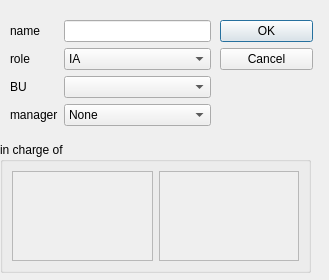
thrichert/softy, file sources/views/add_IA_Diag.ui: the form before one commit.
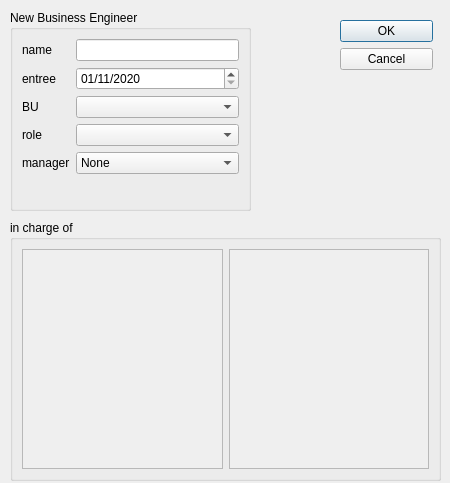
The form after the commit.

```diff
--- a/sources/views/add_IA_Diag.ui
+++ b/sources/views/add_IA_Diag.ui
@@ -6,8 +6,8 @@
    <rect>
     <x>0</x>
     <y>0</y>
-    <width>329</width>
-    <height>280</height>
+    <width>450</width>
+    <height>483</height>
    </rect>
   </property>
   <property name="minimumSize">
@@ -18,8 +18,8 @@
   </property>
   <property name="maximumSize">
    <size>
-    <width>329</width>
-    <height>300</height>
+    <width>450</width>
+    <height>500</height>
    </size>
   </property>
   <property name="windowTitle">
@@ -28,7 +28,7 @@
   <widget class="QDialogButtonBox" name="buttonBox">
    <property name="geometry">
     <rect>
-     <x>220</x>
+     <x>340</x>
      <y>20</y>
      <width>93</width>
      <height>126</height>
@@ -44,10 +44,10 @@
   <widget class="QGroupBox" name="groupBox">
    <property name="geometry">
     <rect>
-     <x>0</x>
-     <y>142</y>
-     <width>311</width>
-     <height>131</height>
+     <x>10</x>
+     <y>220</y>
+     <width>431</width>
+     <height>261</height>
     </rect>
    </property>
    <property name="title">
@@ -66,8 +66,8 @@
           <rect>
            <x>0</x>
            <y>0</y>
-           <width>137</width>
-           <height>87</height>
+           <width>197</width>
+           <height>217</height>
           </rect>
          </property>
         </widget>
@@ -83,8 +83,8 @@
           <rect>
            <x>0</x>
            <y>0</y>
-           <width>137</width>
-           <height>87</height>
+           <width>197</width>
+           <height>217</height>
           </rect>
          </property>
         </widget>
@@ -94,15 +94,20 @@
     </item>
    </layout>
   </widget>
-  <widget class="QWidget" name="">
+  <widget class="QGroupBox" name="groupBox_2">
    <property name="geometry">
     <rect>
      <x>10</x>
-     <y>20</y>
-     <width>201</width>
-     <height>111</height>
+     <y>10</y>
+     <width>241</width>
+     <height>201</height>
     </rect>
    </property>
+   <property name="title">
+    <string>New Business Engineer</string>
+   </property>
+   <layout class="QVBoxLayout" name="verticalLayout_2">
+    <item>
    <layout class="QFormLayout" name="formLayout">
     <item row="0" column="0">
      <widget class="QLabel" name="label">
@@ -112,74 +117,69 @@
      </widget>
     </item>
     <item row="0" column="1">
-     <widget class="QLineEdit" name="IA_Name"/>
-    </item>
-    <item row="1" column="0">
-     <widget class="QLabel" name="label_2">
-      <property name="text">
-       <string>role</string>
-      </property>
-     </widget>
-    </item>
-    <item row="1" column="1">
-     <widget class="QComboBox" name="IA_Role">
-      <item>
-       <property name="text">
-        <string>IA</string>
-       </property>
-      </item>
-      <item>
-       <property name="text">
-        <string>IA - Manager</string>
-       </property>
-      </item>
-      <item>
-       <property name="text">
-        <string>Manager Coach</string>
-       </property>
-      </item>
-      <item>
-       <property name="text">
-        <string>RA</string>
-       </property>
-      </item>
-      <item>
-       <property name="text">
-        <string>DA</string>
-       </property>
-      </item>
-      <item>
-       <property name="text">
-        <string>DD</string>
-       </property>
-      </item>
-     </widget>
+       <widget class="QLineEdit" name="name"/>
     </item>
     <item row="2" column="0">
-     <widget class="QLabel" name="label_3">
+       <widget class="QLabel" name="label_5">
       <property name="text">
-       <string>BU</string>
+         <string>entree</string>
       </property>
      </widget>
     </item>
     <item row="2" column="1">
-     <widget class="QComboBox" name="BU_comboBox"/>
-    </item>
-    <item row="3" column="0">
+       <widget class="QDateEdit" name="entryDate">
+        <property name="dateTime">
+         <datetime>
+          <hour>0</hour>
+          <minute>0</minute>
+          <second>0</second>
+          <year>2020</year>
+          <month>11</month>
+          <day>1</day>
+         </datetime>
+        </property>
+        <property name="displayFormat">
+         <string>dd/MM/yyyy</string>
+        </property>
+       </widget>
+      </item>
+      <item row="5" column="0">
+       <widget class="QLabel" name="label_2">
+        <property name="text">
+         <string>role</string>
+        </property>
+       </widget>
+      </item>
+      <item row="5" column="1">
+       <widget class="QComboBox" name="role"/>
+      </item>
+      <item row="7" column="0">
      <widget class="QLabel" name="label_4">
       <property name="text">
        <string>manager</string>
       </property>
      </widget>
     </item>
-    <item row="3" column="1">
-     <widget class="QComboBox" name="Manager_comboBox">
+      <item row="7" column="1">
+       <widget class="QComboBox" name="manager">
       <item>
        <property name="text">
         <string>None</string>
        </property>
       </item>
      </widget>
+      </item>
+      <item row="4" column="0">
+       <widget class="QLabel" name="label_3">
+        <property name="text">
+         <string>BU</string>
+        </property>
+       </widget>
+      </item>
+      <item row="4" column="1">
+       <widget class="QComboBox" name="BU"/>
+      </item>
+     </layout>
     </item>
    </layout>
   </widget>
```
Lines whose indentation alone changed are shown as unchanged.
